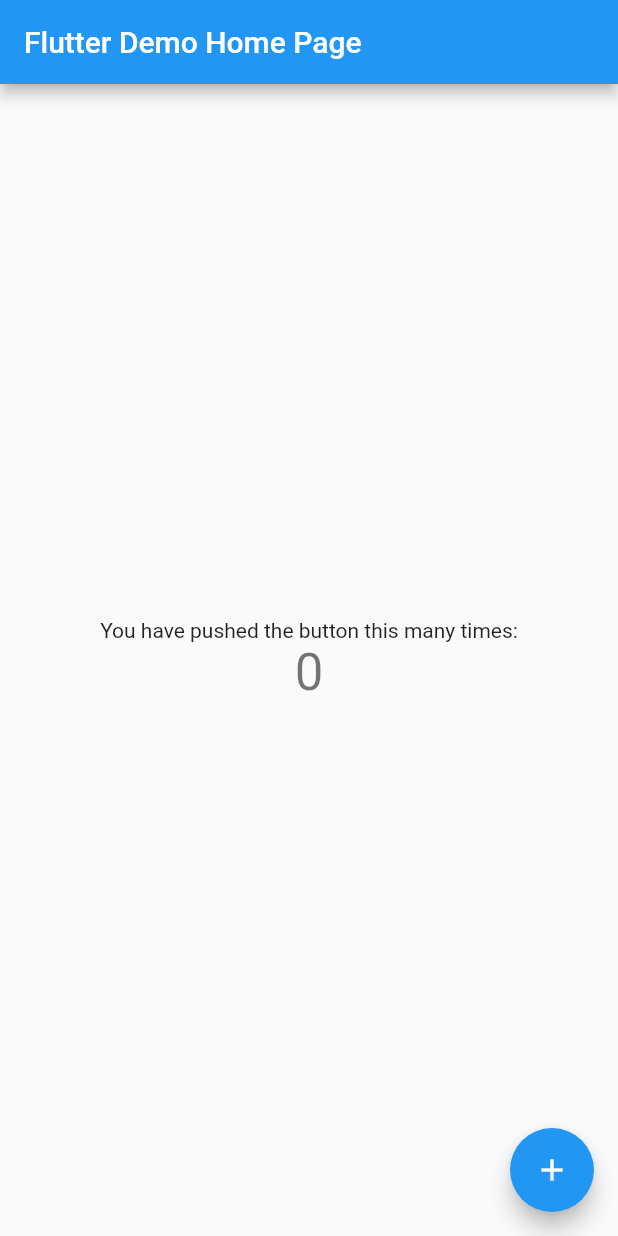
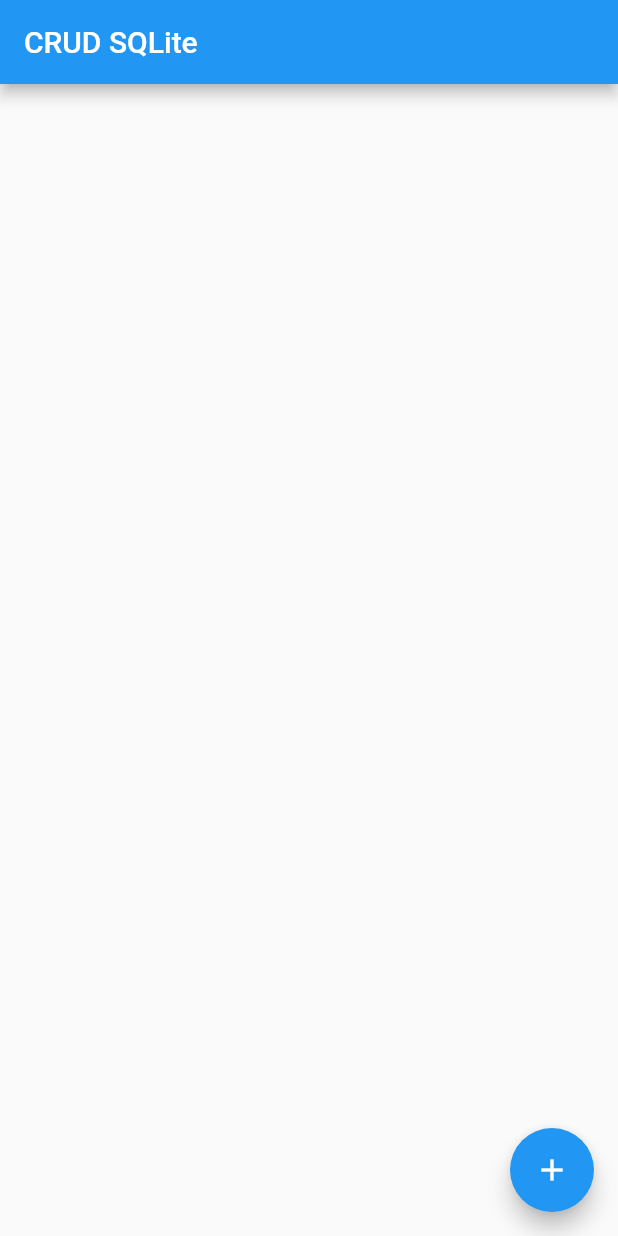
Before and after one commit to alexandrepd/FlutterSQLite, a Flutter app: the screen it shows after launch, on a phone screen of 412 x 824 dp. Run offline on Flutter 3.47's test engine with Material 2 defaults, Android fonts, the phone set to English and light mode, and no system bars; our stand-ins replace sqflite; accounts and stored records are empty.

Commit message:
adding UI basic

```diff
--- a/lib/main.dart
+++ b/lib/main.dart
@@ -1,3 +1,4 @@
+import 'package:FlutterSQLite/view/home_Page.dart';
 import 'package:flutter/material.dart';
 
 void main() {
@@ -9,109 +10,12 @@ class MyApp extends StatelessWidget {
   @override
   Widget build(BuildContext context) {
     return MaterialApp(
-      title: 'Flutter Demo',
+      title: 'CRUD SQLite',
       theme: ThemeData(
-        // This is the theme of your application.
-        //
-        // Try running your application with "flutter run". You'll see the
-        // application has a blue toolbar. Then, without quitting the app, try
-        // changing the primarySwatch below to Colors.green and then invoke
-        // "hot reload" (press "r" in the console where you ran "flutter run",
-        // or simply save your changes to "hot reload" in a Flutter IDE).
-        // Notice that the counter didn't reset back to zero; the application
-        // is not restarted.
         primarySwatch: Colors.blue,
-        // This makes the visual density adapt to the platform that you run
-        // the app on. For desktop platforms, the controls will be smaller and
-        // closer together (more dense) than on mobile platforms.
         visualDensity: VisualDensity.adaptivePlatformDensity,
       ),
-      home: MyHomePage(title: 'Flutter Demo Home Page'),
+      home: HomePage(title: 'CRUD SQLite'),
     );
   }
 }
-
-class MyHomePage extends StatefulWidget {
-  MyHomePage({Key key, this.title}) : super(key: key);
-
-  // This widget is the home page of your application. It is stateful, meaning
-  // that it has a State object (defined below) that contains fields that affect
-  // how it looks.
-
-  // This class is the configuration for the state. It holds the values (in this
-  // case the title) provided by the parent (in this case the App widget) and
-  // used by the build method of the State. Fields in a Widget subclass are
-  // always marked "final".
-
-  final String title;
-
-  @override
-  _MyHomePageState createState() => _MyHomePageState();
-}
-
-class _MyHomePageState extends State<MyHomePage> {
-  int _counter = 0;
-
-  void _incrementCounter() {
-    setState(() {
-      // This call to setState tells the Flutter framework that something has
-      // changed in this State, which causes it to rerun the build method below
-      // so that the display can reflect the updated values. If we changed
-      // _counter without calling setState(), then the build method would not be
-      // called again, and so nothing would appear to happen.
-      _counter++;
-    });
-  }
-
-  @override
-  Widget build(BuildContext context) {
-    // This method is rerun every time setState is called, for instance as done
-    // by the _incrementCounter method above.
-    //
-    // The Flutter framework has been optimized to make rerunning build methods
-    // fast, so that you can just rebuild anything that needs updating rather
-    // than having to individually change instances of widgets.
-    return Scaffold(
-      appBar: AppBar(
-        // Here we take the value from the MyHomePage object that was created by
-        // the App.build method, and use it to set our appbar title.
-        title: Text(widget.title),
-      ),
-      body: Center(
-        // Center is a layout widget. It takes a single child and positions it
-        // in the middle of the parent.
-        child: Column(
-          // Column is also a layout widget. It takes a list of children and
-          // arranges them vertically. By default, it sizes itself to fit its
-          // children horizontally, and tries to be as tall as its parent.
-          //
-          // Invoke "debug painting" (press "p" in the console, choose the
-          // "Toggle Debug Paint" action from the Flutter Inspector in Android
-          // Studio, or the "Toggle Debug Paint" command in Visual Studio Code)
-          // to see the wireframe for each widget.
-          //
-          // Column has various properties to control how it sizes itself and
-          // how it positions its children. Here we use mainAxisAlignment to
-          // center the children vertically; the main axis here is the vertical
-          // axis because Columns are vertical (the cross axis would be
-          // horizontal).
-          mainAxisAlignment: MainAxisAlignment.center,
-          children: <Widget>[
-            Text(
-              'You have pushed the button this many times:',
-            ),
-            Text(
-              '$_counter',
-              style: Theme.of(context).textTheme.headline4,
-            ),
-          ],
-        ),
-      ),
-      floatingActionButton: FloatingActionButton(
-        onPressed: _incrementCounter,
-        tooltip: 'Increment',
-        child: Icon(Icons.add),
-      ), // This trailing comma makes auto-formatting nicer for build methods.
-    );
-  }
-}
--- /dev/null
+++ b/lib/view/home_Page.dart
@@ -0,0 +1,32 @@
+import 'package:flutter/material.dart';
+
+class HomePage extends StatefulWidget {
+  HomePage({Key key, this.title}) : super(key: key);
+
+  final String title;
+
+  @override
+  _HomePageState createState() => _HomePageState();
+}
+
+class _HomePageState extends State<HomePage> {
+  @override
+  Widget build(BuildContext context) {
+    return Scaffold(
+      appBar: AppBar(
+        title: Text(widget.title),
+      ),
+      body: Center(
+        child: Column(
+          mainAxisAlignment: MainAxisAlignment.center,
+          children: <Widget>[],
+        ),
+      ),
+      floatingActionButton: FloatingActionButton(
+        onPressed: null,
+        tooltip: 'Increment',
+        child: Icon(Icons.add),
+      ),
+    );
+  }
+}
```
